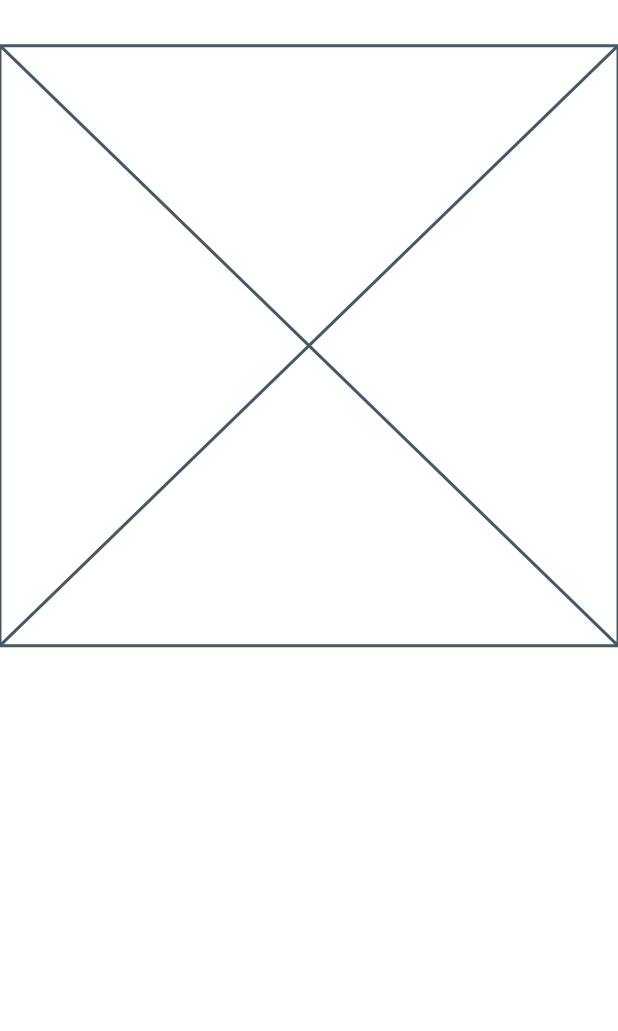
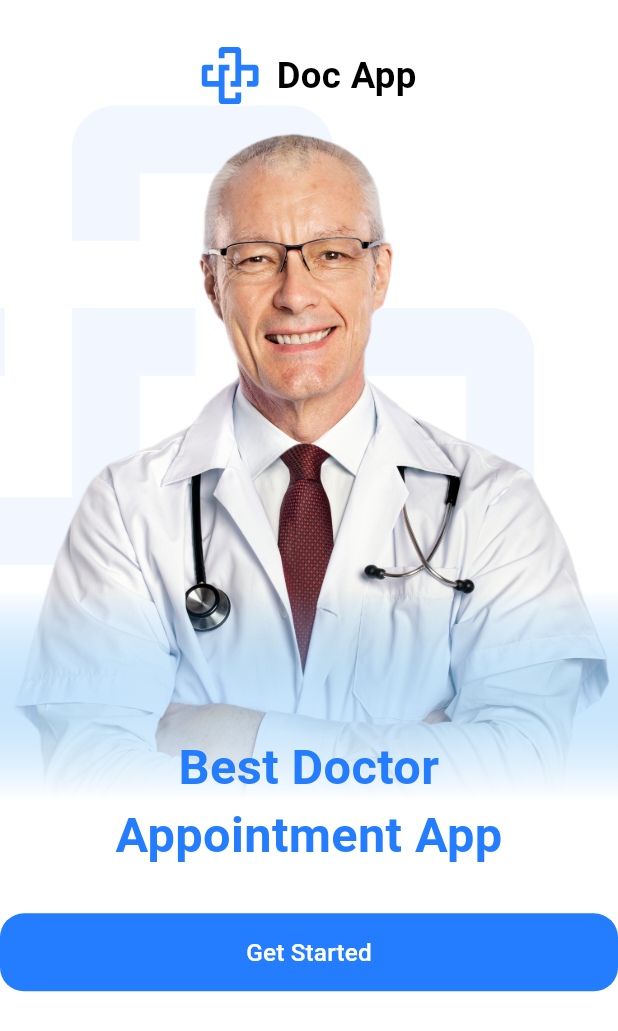
Before and after one commit to Roomero-Ammar/doc_app, a Flutter app: the screen it shows after launch, on a phone screen of 412 x 824 dp. Shown: the top 1031 px of the screen. Run offline on Flutter 3.47's test engine with Material 3 defaults, Android fonts, the light colour scheme and no system bars; our stand-ins replace flutter_screenutil, flutter_svg.

Commit message:
Add new widgets for onboarding screen
Added `DocImageAndText`, `GetStartedButton` widgets and updated `DocLogoAndName` to include actual logo and name. These changes enhance the onboarding screen with new visual elements and navigation.

```diff
--- a/lib/features/onboarding/onboarding_screen.dart
+++ b/lib/features/onboarding/onboarding_screen.dart
@@ -1,6 +1,9 @@
 import 'package:doctors_speciality/features/onboarding/widgets/doc_logo_and_name.dart';
 import 'package:flutter/material.dart';
 import 'package:flutter_screenutil/flutter_screenutil.dart';
+
+import 'widgets/doc_image_and_text.dart';
+import 'widgets/get_started_button.dart';
 
 class OnboardingScreen extends StatelessWidget {
   const OnboardingScreen({super.key});
@@ -15,6 +18,8 @@ class OnboardingScreen extends StatelessWidget {
             child: Column(
               children: [
                 DocLogoAndName(),
+                DocImageAndText(),
+                GetStartedButton(),
               ],
             ),
           ),
--- /dev/null
+++ b/lib/features/onboarding/widgets/doc_image_and_text.dart
@@ -0,0 +1,43 @@
+import 'package:doctors_speciality/core/helpers/app_images.dart';
+import 'package:doctors_speciality/core/theming/styles.dart';
+import 'package:flutter/material.dart';
+import 'package:flutter_svg/svg.dart';
+
+class DocImageAndText extends StatelessWidget {
+  const DocImageAndText({super.key});
+
+  @override
+  Widget build(BuildContext context) {
+    return Stack(
+      children: [
+        SvgPicture.asset(AppImages.docdocLogoLowOpacity),
+        Container(
+          foregroundDecoration: BoxDecoration(
+            gradient: LinearGradient(
+              colors: [
+                Colors.white,
+                Colors.blue.withValues(alpha: 0.0),
+              ],
+              begin: Alignment.bottomCenter,
+              end: Alignment.topCenter,
+              stops: const [0.14, 0.4],
+            ),
+          ),
+          child: Image.asset(AppImages.onboardingDoctor),
+        ),
+        Positioned(
+          bottom: 30,
+          left: 0,
+          right: 0,
+          child: Text(
+            'Best Doctor\nAppointment App',
+            textAlign: TextAlign.center,
+            style: TextStyles.font32BlueBold.copyWith(
+              height: 1.4,
+            ),
+          ),
+        ),
+      ],
+    );
+  }
+}
--- a/lib/features/onboarding/widgets/doc_logo_and_name.dart
+++ b/lib/features/onboarding/widgets/doc_logo_and_name.dart
@@ -1,10 +1,24 @@
+import 'package:doctors_speciality/core/helpers/app_images.dart';
+import 'package:doctors_speciality/core/theming/styles.dart';
 import 'package:flutter/material.dart';
+import 'package:flutter_screenutil/flutter_screenutil.dart';
+import 'package:flutter_svg/svg.dart';
 
 class DocLogoAndName extends StatelessWidget {
   const DocLogoAndName({super.key});
 
   @override
   Widget build(BuildContext context) {
-    return const Placeholder();
+    return Row(
+      mainAxisAlignment: MainAxisAlignment.center,
+      children: [
+        SvgPicture.asset(AppImages.docdocLogo),
+        SizedBox(width: 10.w),
+        Text(
+          'Doc App',
+          style: TextStyles.font24BlackBold,
+        ),
+      ],
+    );
   }
 }
--- /dev/null
+++ b/lib/features/onboarding/widgets/get_started_button.dart
@@ -0,0 +1,34 @@
+import 'package:doctors_speciality/core/helpers/extentsions.dart';
+import 'package:doctors_speciality/core/routing/routes.dart';
+import 'package:doctors_speciality/core/theming/colors.dart';
+import 'package:doctors_speciality/core/theming/styles.dart';
+import 'package:flutter/material.dart';
+
+class GetStartedButton extends StatelessWidget {
+  const GetStartedButton({super.key});
+
+  @override
+  Widget build(BuildContext context) {
+    return TextButton(
+      onPressed: () {
+        context.pushNamed(Routes.loginScreen);
+      },
+      style: ButtonStyle(
+        backgroundColor: WidgetStateProperty.all(ColorsManager.mainBlue),
+        tapTargetSize: MaterialTapTargetSize.shrinkWrap,
+        minimumSize: WidgetStateProperty.all(
+          const Size(double.infinity, 52),
+        ),
+        shape: WidgetStateProperty.all(
+          RoundedRectangleBorder(
+            borderRadius: BorderRadius.circular(16),
+          ),
+        ),
+      ),
+      child: Text(
+        'Get Started',
+        style: TextStyles.font16WhiteMedium,
+      ),
+    );
+  }
+}
```
